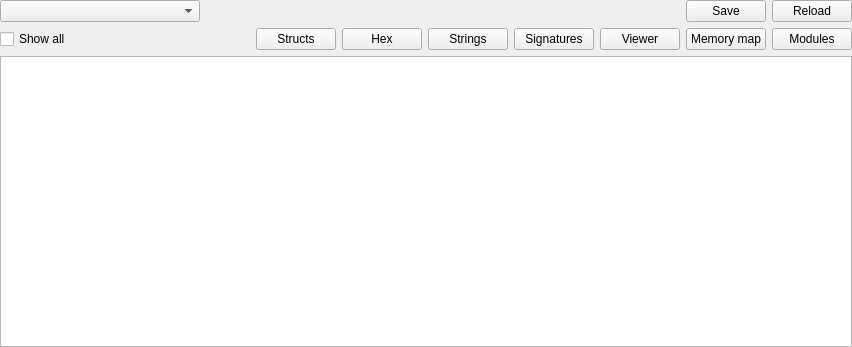
First picture: the form in xprocesswidget.ui, repository horsicq/XProcessWidget, before the edit.
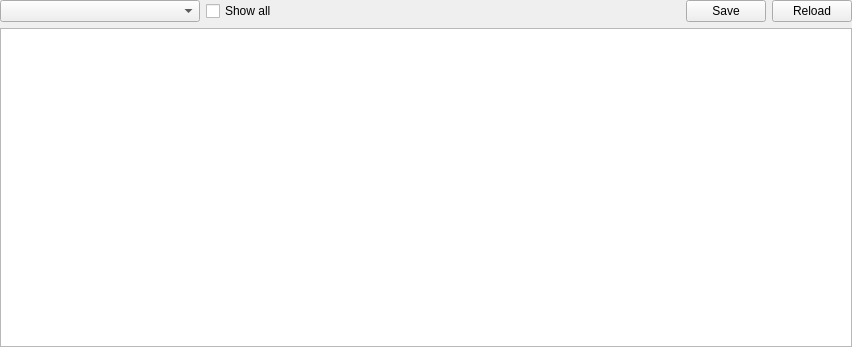
Second picture: the form after the edit.

The edit to the form file:
```diff
--- a/xprocesswidget.ui
+++ b/xprocesswidget.ui
@@ -38,6 +38,13 @@
        </property>
       </widget>
      </item>
+     <item>
+      <widget class="QCheckBox" name="checkBoxShowAll">
+       <property name="text">
+        <string>Show all</string>
+       </property>
+      </widget>
+     </item>
      <item>
       <spacer name="horizontalSpacer">
        <property name="orientation">
@@ -80,79 +87,6 @@
      </item>
     </layout>
    </item>
-   <item>
-    <layout class="QHBoxLayout" name="horizontalLayout_2">
-     <item>
-      <widget class="QCheckBox" name="checkBoxShowAll">
-       <property name="text">
-        <string>Show all</string>
-       </property>
-      </widget>
-     </item>
-     <item>
-      <spacer name="horizontalSpacer_2">
-       <property name="orientation">
-        <enum>Qt::Horizontal</enum>
-       </property>
-       <property name="sizeHint" stdset="0">
-        <size>
-         <width>40</width>
-         <height>20</height>
-        </size>
-       </property>
-      </spacer>
-     </item>
-     <item>
-      <widget class="QPushButton" name="pushButtonProcessStructs">
-       <property name="text">
-        <string>Structs</string>
-       </property>
-      </widget>
-     </item>
-     <item>
-      <widget class="QPushButton" name="pushButtonProcessHex">
-       <property name="text">
-        <string>Hex</string>
-       </property>
-      </widget>
-     </item>
-     <item>
-      <widget class="QPushButton" name="pushButtonProcessStrings">
-       <property name="text">
-        <string>Strings</string>
-       </property>
-      </widget>
-     </item>
-     <item>
-      <widget class="QPushButton" name="pushButtonProcessesSignatures">
-       <property name="text">
-        <string>Signatures</string>
-       </property>
-      </widget>
-     </item>
-     <item>
-      <widget class="QPushButton" name="pushButtonProcessesFileViewer">
-       <property name="text">
-        <string>Viewer</string>
-       </property>
-      </widget>
-     </item>
-     <item>
-      <widget class="QPushButton" name="pushButtonProcessMemoryMap">
-       <property name="text">
-        <string>Memory map</string>
-       </property>
-      </widget>
-     </item>
-     <item>
-      <widget class="QPushButton" name="pushButtonProcessModules">
-       <property name="text">
-        <string>Modules</string>
-       </property>
-      </widget>
-     </item>
-    </layout>
-   </item>
    <item>
     <widget class="QTableWidget" name="tableWidgetProcesses">
      <property name="contextMenuPolicy">
```
